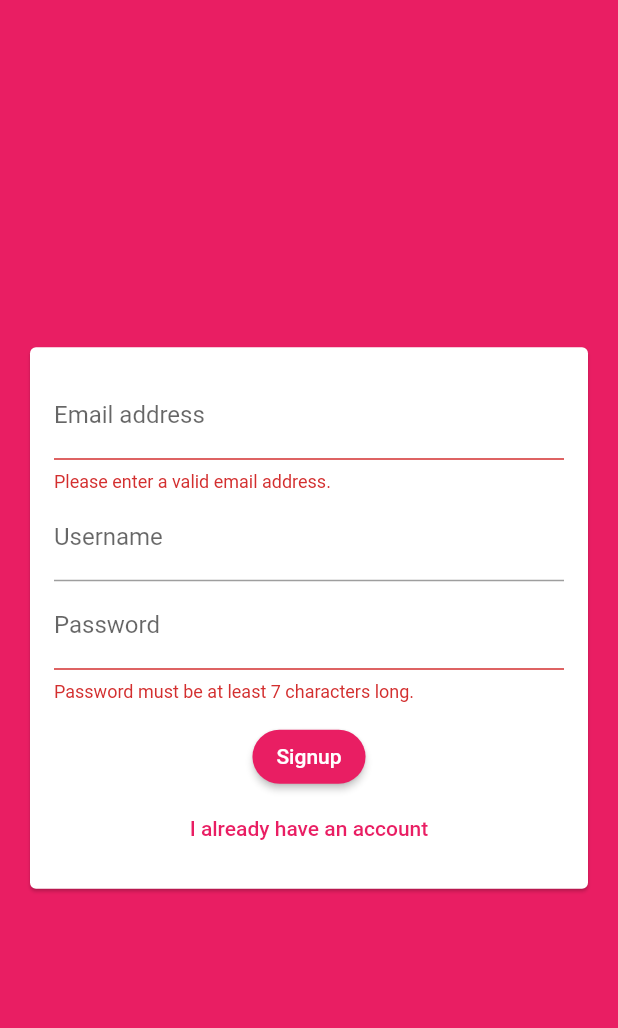
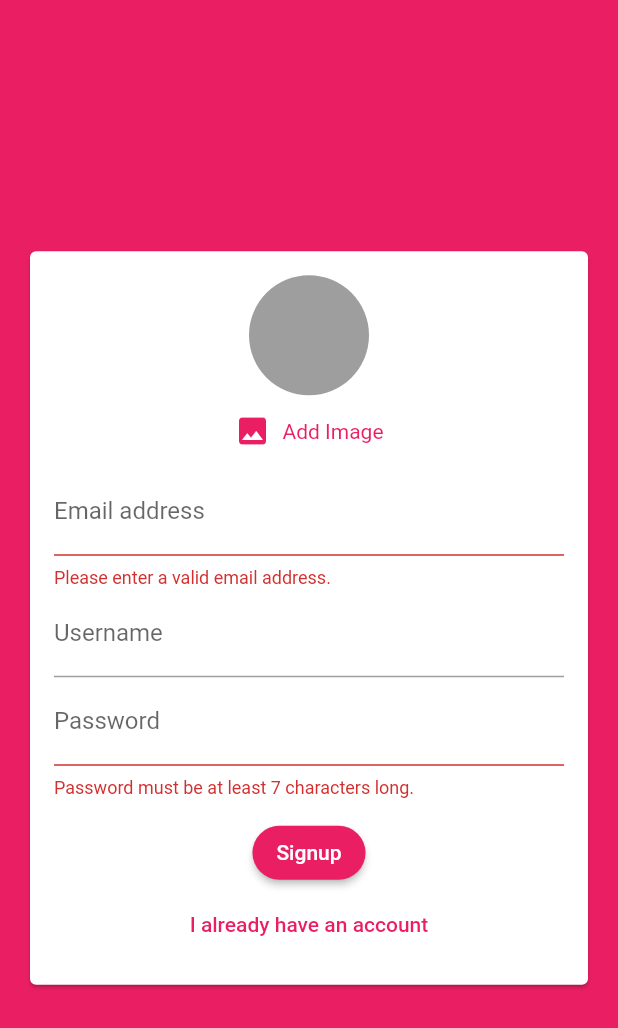
Before and after one commit to huuthuan-nguyen/chat-app, a Flutter app: the screen it shows after launch, after a tap on "Login", after a tap on "Create new account", on a phone screen of 412 x 824 dp. Shown: the top 1028 px of the screen. Run offline on Flutter 3.47's test engine with Material 2 defaults, Android fonts, the phone set to English and light mode, and no system bars; our stand-ins replace cloud_firestore, firebase_auth, firebase_core, image_picker; accounts and stored records are empty.

```diff
--- a/lib/widgets/auth/auth_form.dart
+++ b/lib/widgets/auth/auth_form.dart
@@ -1,4 +1,6 @@
+import 'package:chat_app/widgets/pickers/user_image_picker.dart';
 import 'package:flutter/material.dart';
+import 'dart:io';
 
 class AuthForm extends StatefulWidget {
   const AuthForm(this.submitFn, this.isLoading, {Key? key}) : super(key: key);
@@ -23,10 +25,25 @@ class _AuthFormState extends State<AuthForm> {
   String _userEmail = '';
   String _userName = '';
   String _userPassword = '';
+  File? _userImageFile;
+
+  void _pickedImage(File image) {
+    _userImageFile = image;
+  }
 
   void _trySubmit() {
     final isValid = _formKey.currentState?.validate();
     FocusScope.of(context).unfocus();
+
+    if (_userImageFile == null && !_isLogin) {
+      ScaffoldMessenger.of(context).showSnackBar(
+        SnackBar(
+          content: const Text('Please pick an image.'),
+          backgroundColor: Theme.of(context).errorColor,
+        ),
+      );
+      return;
+    }
 
     if (isValid != null && isValid == true) {
       _formKey.currentState?.save();
@@ -57,6 +74,7 @@ class _AuthFormState extends State<AuthForm> {
               child: Column(
                 mainAxisSize: MainAxisSize.min,
                 children: <Widget>[
+                  if (!_isLogin) UserImagePicker(_pickedImage),
                   TextFormField(
                     key: const ValueKey('email'),
                     keyboardType: TextInputType.emailAddress,
--- /dev/null
+++ b/lib/widgets/pickers/user_image_picker.dart
@@ -0,0 +1,56 @@
+import 'dart:io';
+import 'package:flutter/material.dart';
+import 'package:image_picker/image_picker.dart';
+
+class UserImagePicker extends StatefulWidget {
+  const UserImagePicker(this.imagePickFn, {Key? key}) : super(key: key);
+  final Function(File pickedImage) imagePickFn;
+
+  @override
+  State<UserImagePicker> createState() => _UserImagePickerState();
+}
+
+class _UserImagePickerState extends State<UserImagePicker> {
+  File? _pickedImage;
+
+  void _pickImage() async {
+    final pickedImageFile = await ImagePicker().pickImage(
+      source: ImageSource.camera,
+      maxWidth: 100,
+    );
+    if (pickedImageFile == null) {
+      return;
+    }
+
+    setState(() {
+      _pickedImage = File(pickedImageFile!.path);
+    });
+    widget.imagePickFn(_pickedImage!);
+  }
+
+  @override
+  Widget build(BuildContext context) {
+    return Column(
+      children: <Widget>[
+        CircleAvatar(
+          radius: 40,
+          backgroundColor: Colors.grey,
+          backgroundImage:
+              _pickedImage != null ? FileImage(_pickedImage!) : null,
+        ),
+        TextButton.icon(
+          onPressed: _pickImage,
+          icon: const Icon(Icons.image),
+          label: const Text(
+            'Add Image',
+          ),
+          style: TextButton.styleFrom(
+            textStyle: TextStyle(
+              color: Theme.of(context).primaryColor,
+            ),
+          ),
+        ),
+      ],
+    );
+  }
+}
```
